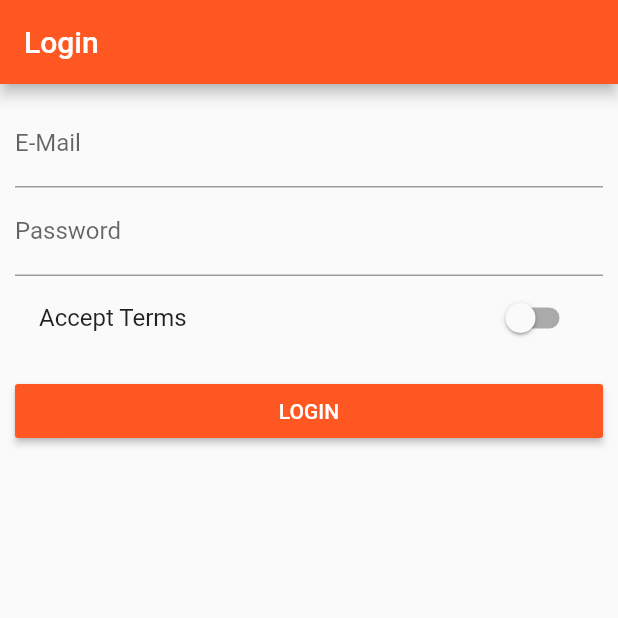
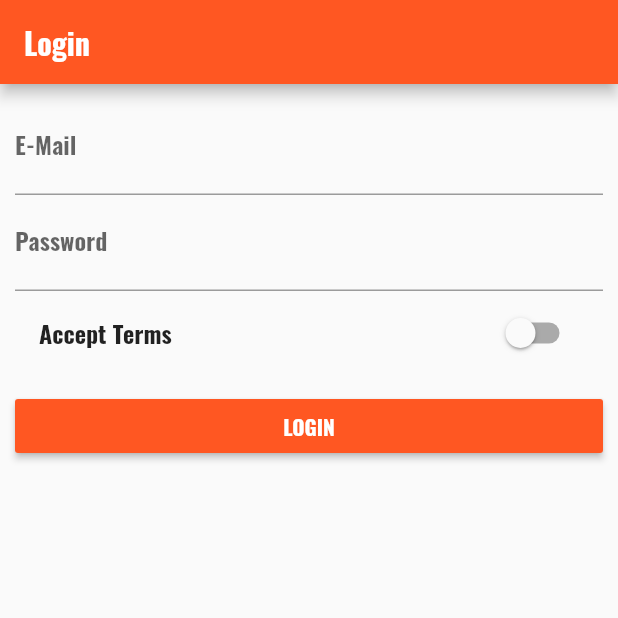
Before and after one commit to GusNitrous/flutter-realworld-app, a Flutter app: the screen it shows after launch, on a phone screen of 412 x 824 dp, the top half of it. Run offline on Flutter 3.47's test engine with Material 2 defaults, Android fonts, the phone set to English and light mode, and no system bars.

Commit message:
Widget deep dive. Added font.

```diff
--- a/lib/main.dart
+++ b/lib/main.dart
@@ -43,7 +43,8 @@ class _MyAppState extends State<MyApp> {
       theme: ThemeData(
           brightness: Brightness.light,
           primarySwatch: Colors.deepOrange,
-          accentColor: Colors.deepPurple),
+          accentColor: Colors.deepPurple,
+          fontFamily: 'Oswald'),
       // home: AuthPage(),
       routes: {
         '/': (BuildContext context) => AuthPage(),
--- a/lib/products.dart
+++ b/lib/products.dart
@@ -12,7 +12,10 @@ class Products extends StatelessWidget {
       child: Column(
         children: <Widget>[
           Image.asset(products[index]['image']),
-          Text(products[index]['title']),
+          Container(
+            padding: EdgeInsets.only(top: 10.0),
+            child: Text(products[index]['title'], style: TextStyle(fontSize: 26.0, fontFamily: 'Oswald', fontWeight: FontWeight.bold),),
+          ),
           ButtonBar(
             alignment: MainAxisAlignment.center,
             children: <Widget>[
```
Also changed, not shown: pubspec.yaml (+4 -4 lines), assets/Oswald-Bold.ttf (added).
